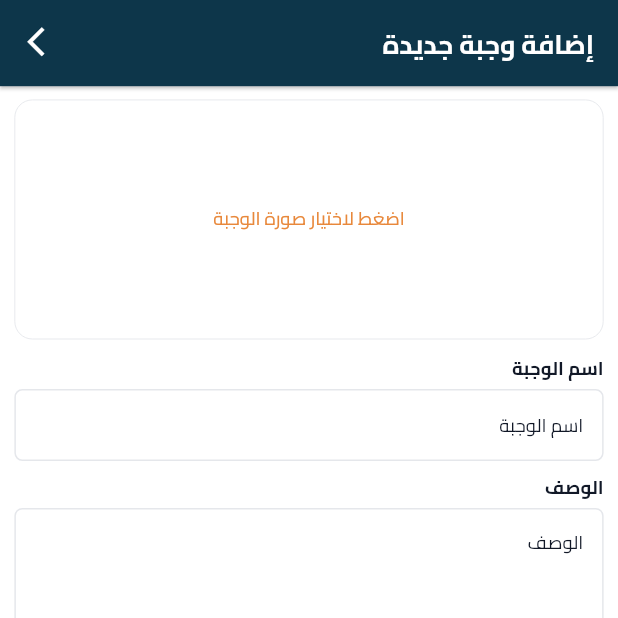
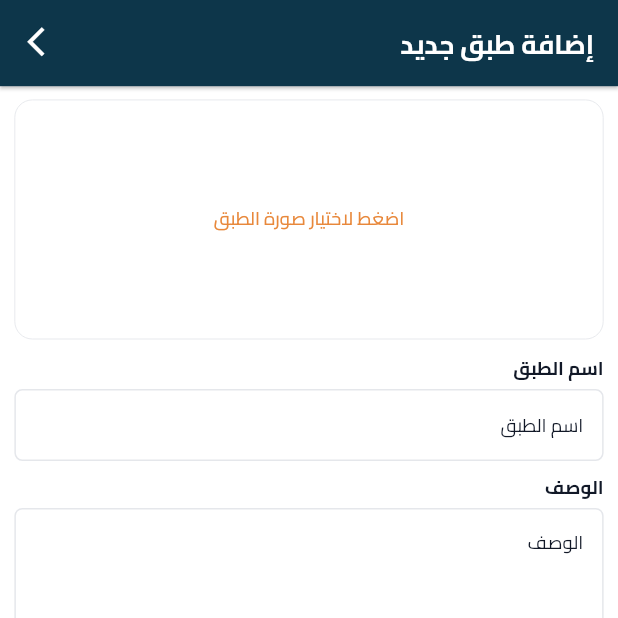
Before and after one commit to AlaaKhaledAhmed/jayeek-Vendor, a Flutter app: the AddItemPage screen opened directly, on a phone screen of 412 x 824 dp, the top half of it. Run offline on Flutter 3.47's test engine with Material 3 defaults, Android fonts, the phone set to English and light mode, and no system bars; our stand-ins replace device_info_plus, dio, dropdown_button2, easy_localization, equatable, flutter_riverpod and 6 more; accounts and stored records are empty; network calls fail.

```diff
--- a/lib/core/constants/app_string.dart
+++ b/lib/core/constants/app_string.dart
@@ -95,13 +95,13 @@ class AppMessage {
   static const String notAvailableTemp = "غير متاح مؤقتًا";
   static const String edit = "تعديل";
   static const String delete = "حذف";
-  static const String deleteMeal = "حذف الوجبة؟";
+  static const String deleteMeal = "حذف الطبق؟";
   static const String deleteMealConfirm =
-      "هل أنت متأكد أنك تريد حذف هذه الوجبة؟ لا يمكن التراجع.";
+      "هل أنت متأكد أنك تريد حذف هذه الطبق؟ لا يمكن التراجع.";
   static const String noDishesYet = "لا توجد أطباق بعد";
   static const String addFirstDish = "أضف أول طبق لبدء عرض قائمتك هنا.";
-  static const String addMeal = "إضافة وجبة";
-  static const String searchForMeal = "ابحث عن وجبة…";
+  static const String addMeal = "إضافة طبق جديد";
+  static const String searchForMeal = "ابحث عن طبق معين...";
   static const String all = "الكل";
   static const String sar = "د.ا";
   static const String addNewCategory = "إضافة فئة جديدة";
@@ -115,9 +115,8 @@ class AppMessage {
   static const String addItemToList = "إضافة عنصر إلى القائمة";
   static const String itemName = "اسم العنصر";
   static const String enterPrice = "أدخل السعر";
-  static const String addNewMeal = "إضافة وجبة جديدة";
-  static const String editMeal = "تعديل الوجبة";
-  static const String mealName = "اسم الوجبة";
+  static const String editMeal = "تعديل معلومات الطبق";
+  static const String mealName = "اسم الطبق";
   static const String description = "الوصف";
   static const String category = "الفئة";
   static const String chooseCategory = "اختر الفئة";
@@ -130,4 +129,5 @@ class AppMessage {
   static const String enterMealName = "يرجى إدخال الاسم";
   static const String enterDescription = "يرجى إدخال الوصف";
   static const String enterMealPrice = "يرجى إدخال السعر";
+  static const String mealPhoto = 'اضغط لاختيار صورة الطبق';
 }
--- a/lib/features/food_menu/presentation/screens/add_item.dart
+++ b/lib/features/food_menu/presentation/screens/add_item.dart
@@ -30,7 +30,7 @@ class AddItemPage extends ConsumerWidget {
 
     return Scaffold(
       appBar: const AppBarWidget(
-        text: AppMessage.addNewMeal,
+        text: AppMessage.addMeal,
         hideBackButton: false,
       ),
       body: state.isLoading
@@ -39,7 +39,10 @@ class AddItemPage extends ConsumerWidget {
               child: Form(
                 key: notifier.formKey,
                 child: Padding(
-                  padding: EdgeInsets.symmetric(horizontal: 10.w,vertical: 10.h),
+                  padding: EdgeInsets.symmetric(
+                    horizontal: 10.w,
+                    vertical: 10.h,
+                  ),
                   child: ScrollList(
                     children: [
                       // صورة الوجبة
--- a/lib/features/food_menu/presentation/widgets/meal_image_picker.dart
+++ b/lib/features/food_menu/presentation/widgets/meal_image_picker.dart
@@ -1,6 +1,7 @@
 import 'dart:io';
 import 'package:flutter/material.dart';
 import 'package:jayeek_vendor/core/constants/app_color.dart';
+import 'package:jayeek_vendor/core/constants/app_string.dart';
 import 'package:jayeek_vendor/core/extensions/color_extensions.dart';
 import 'package:jayeek_vendor/core/widgets/app_decoration.dart';
 import 'package:jayeek_vendor/core/widgets/app_text.dart';
@@ -31,7 +32,7 @@ class MealImagePicker extends StatelessWidget {
         child: path == null
             ? const Center(
                 child: AppText(
-                  text: 'اضغط لاختيار صورة الوجبة',
+                  text: AppMessage.mealPhoto,
                   color: AppColor.subtextColor,
                 ),
               )
```
